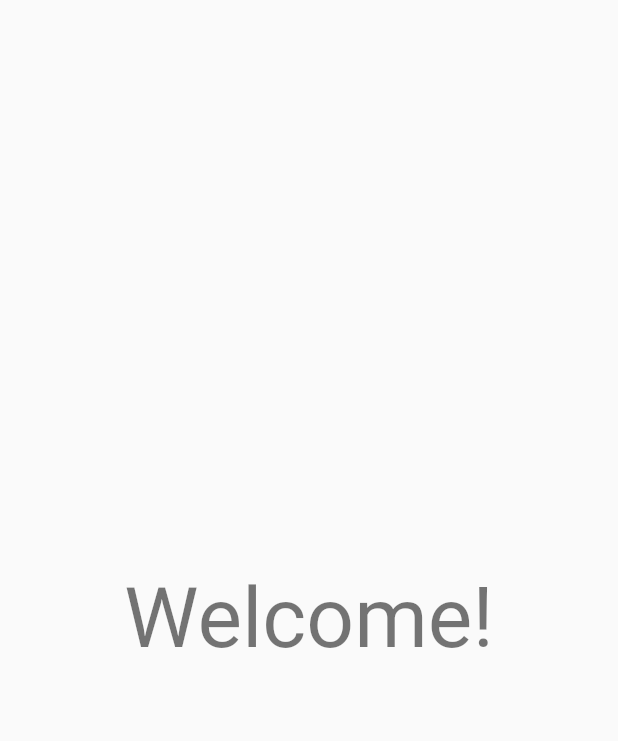
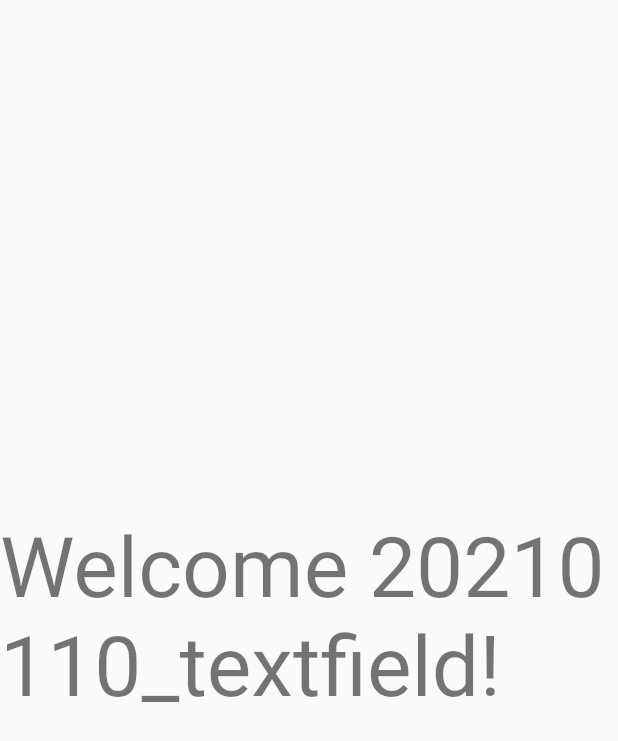
Before and after one commit to Weiqifan1/flutter_web_try, a Flutter app: the screen it shows after launch, after a tap on "Sign up", on a phone screen of 412 x 824 dp. Shown: the top 741 px of the screen. Run offline on Flutter 3.47's test engine with Material 2 defaults, Android fonts, the phone set to English and light mode, and no system bars.

Commit message:
changed welcomeScreentext

```diff
--- a/lib/main.dart
+++ b/lib/main.dart
@@ -36,7 +36,7 @@ class WelcomeScreen extends StatelessWidget {
   Widget build(BuildContext context) {
     return Scaffold(
       body: Center(
-        child: Text('Welcome!', style: Theme.of(context).textTheme.headline2),
+        child: Text('Welcome 20210110_textfield!', style: Theme.of(context).textTheme.headline2),
       ),
     );
   }
```
